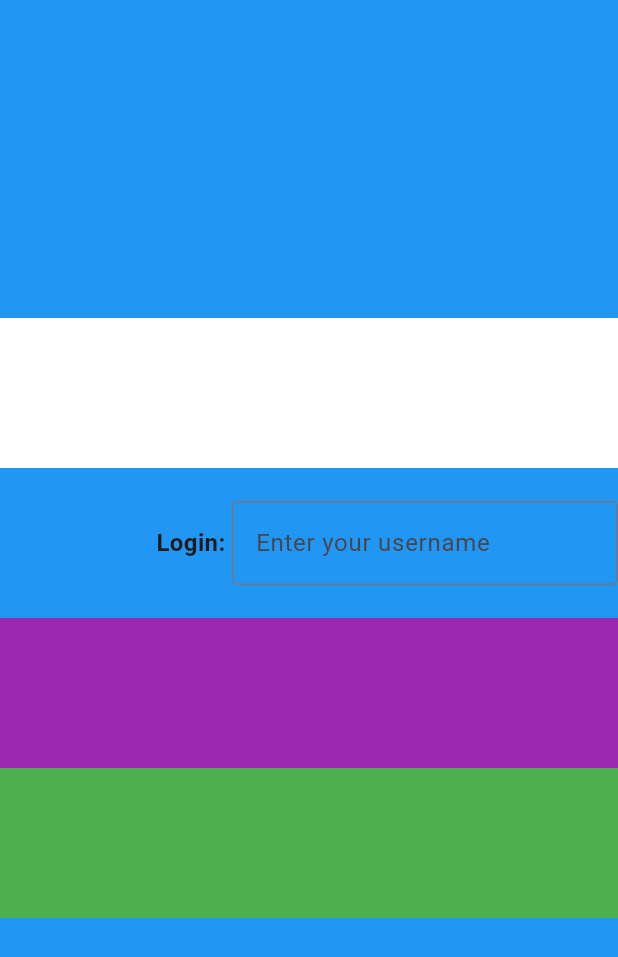
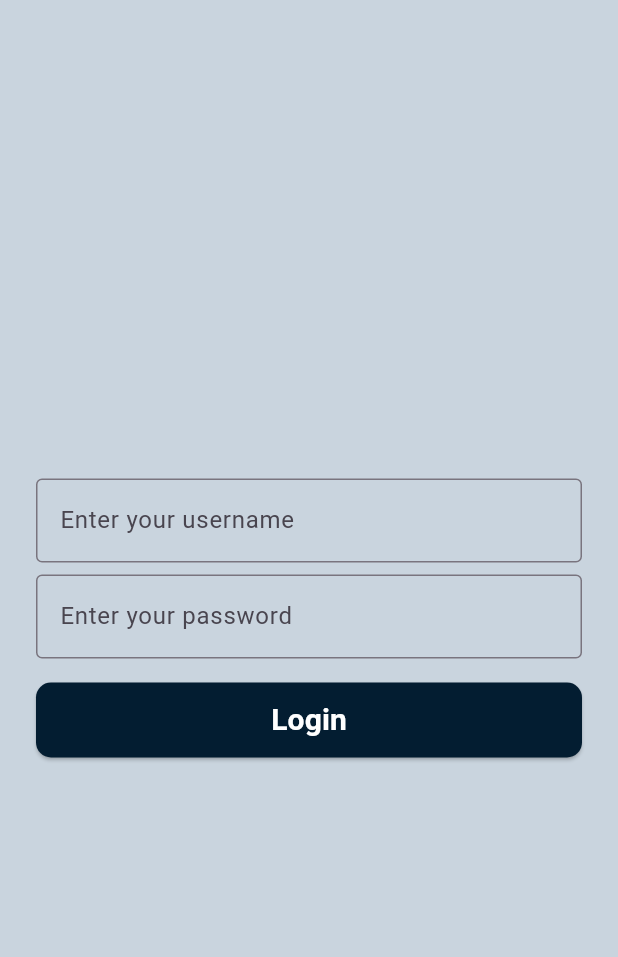
Before and after one commit to Stenation/Group10, a Flutter app: the screen it shows after launch, on a phone screen of 412 x 824 dp. Shown: the top 957 px of the screen. Run offline on Flutter 3.47's test engine with Material 3 defaults, Android fonts, the phone set to English and light mode, and no system bars.

Commit message:
feat: replace placeholders with basic username, password and button form

```diff
--- a/flutter_homework/lib/pages/login_page.dart
+++ b/flutter_homework/lib/pages/login_page.dart
@@ -6,50 +6,68 @@ class LoginPage extends StatelessWidget {
   @override
   Widget build(BuildContext context) {
     return Scaffold(
-      backgroundColor: Colors.blue,
-      body: Center(
-        child: SizedBox(
-          height: 400,
-          width: 1000,
+      backgroundColor: const Color.fromARGB(255, 201, 212, 222),
+      body: Padding(
+        padding: EdgeInsets.all(24),
         child: Column(
+          mainAxisAlignment: MainAxisAlignment.center,
           children: [
-              Expanded(flex: 5, child: Container(color: Colors.white)),
-              Expanded(
-                flex: 5,
-                child: Row(
-                  mainAxisAlignment: MainAxisAlignment.end,
-                  children: [
-                    Expanded(
-                      flex: 3,
-                      child: Align(
-                        alignment: Alignment.centerRight,
-                        child: Text(
-                          "Login: ",
-                          style: TextStyle(
-                            fontSize: 16,
-                            fontWeight: FontWeight.bold,
-                          ),
-                        ),
-                      ),
-                    ),
-                    Expanded(
-                      flex: 5,
-                      child: TextField(
+            /*
+            Logo here
+            */
+
+            // Username field
+            TextField(
               decoration: InputDecoration(
                 border: OutlineInputBorder(),
                 labelText: 'Enter your username',
+              ),
+            ),
+
+            SizedBox(height: 8),
+
+            // Password field
+            TextField(
+              obscureText: true,
+              decoration: InputDecoration(
+                border: OutlineInputBorder(),
+                labelText: 'Enter your password',
+              ),
+            ),
+
+            SizedBox(height: 16),
+
+            /*
+            Remember me Checkbox here
+            */
+
+            // Login Button
+            SizedBox(
+              width: double.infinity,
+              height: 50,
+              child: ElevatedButton(
+                onPressed: () {
+                  // Handle login
+                },
+                style: ElevatedButton.styleFrom(
+                  backgroundColor: Color.fromARGB(255, 3, 29, 49),
+                  shape: RoundedRectangleBorder(
+                    borderRadius: BorderRadius.circular(10),
+                  ),
+                ),
+                child: Text(
+                  'Login',
+                  style: TextStyle(
+                    color: Colors.white,
+                    fontSize: 20,
+                    fontWeight: FontWeight.bold,
+                  ),
                 ),
               ),
             ),
           ],
         ),
       ),
-              Expanded(flex: 5, child: Container(color: Colors.purple)),
-              Expanded(flex: 5, child: Container(color: Colors.green)),
-            ],
-          ),
-        ),
-      ),
     );
   }
 }
```
Lines whose indentation alone changed are shown as unchanged.
